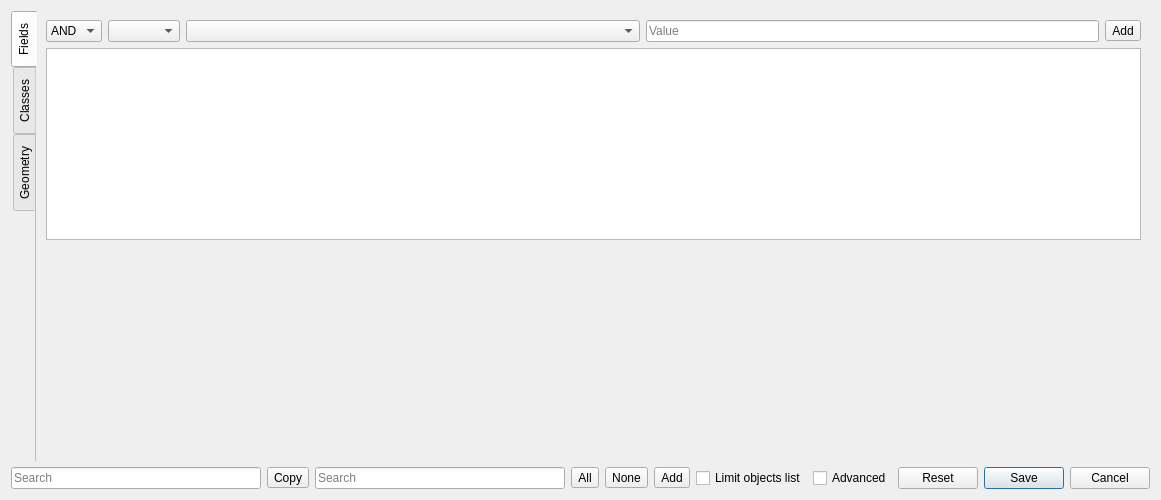
Qt form filterdialog.ui (Kuszki/EW-Database) before a commit.
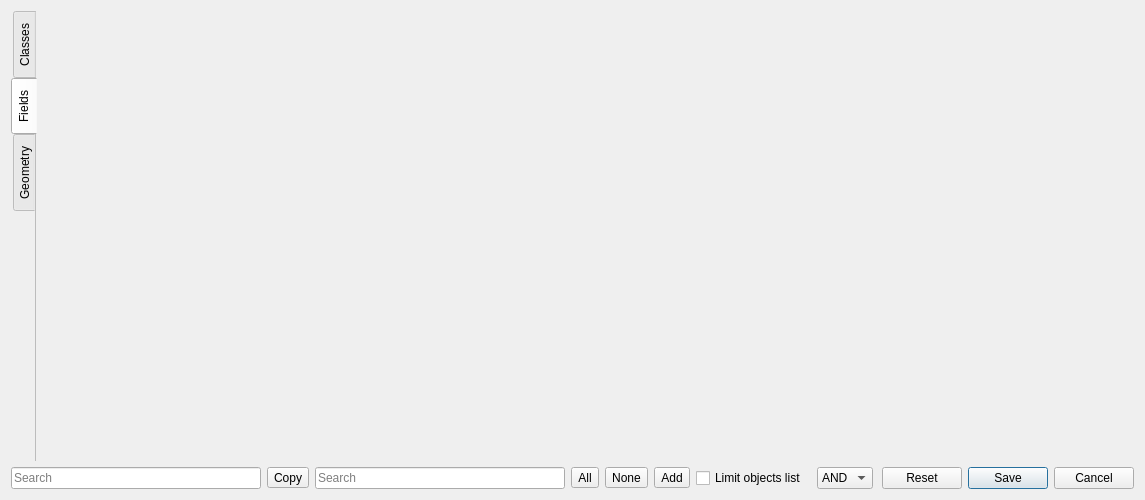
The same form after that commit. Icons and pictures are not drawn. Custom widgets are drawn as their Qt base class.

Patch:
```diff
--- a/filterdialog.ui
+++ b/filterdialog.ui
@@ -6,7 +6,7 @@
    <rect>
     <x>0</x>
     <y>0</y>
-    <width>1101</width>
+    <width>1145</width>
     <height>500</height>
    </rect>
   </property>
@@ -29,113 +29,6 @@
      <property name="documentMode">
       <bool>true</bool>
      </property>
-     <widget class="QWidget" name="simpleTab">
-      <attribute name="title">
-       <string>Fields</string>
-      </attribute>
-      <layout class="QGridLayout" name="fieldsLayout">
-       <item row="0" column="0">
-        <widget class="QWidget" name="specialWidget" native="true">
-         <layout class="QGridLayout" name="specialLayout">
-          <property name="leftMargin">
-           <number>0</number>
-          </property>
-          <property name="topMargin">
-           <number>0</number>
-          </property>
-          <property name="rightMargin">
-           <number>0</number>
-          </property>
-          <property name="bottomMargin">
-           <number>0</number>
-          </property>
-          <item row="0" column="0">
-           <layout class="QHBoxLayout" name="horizontalLayout">
-            <item>
-             <widget class="QComboBox" name="Action">
-              <item>
-               <property name="text">
-                <string notr="true">AND</string>
-               </property>
-              </item>
-              <item>
-               <property name="text">
-                <string notr="true">OR</string>
-               </property>
-              </item>
-             </widget>
-            </item>
-            <item>
-             <widget class="QComboBox" name="Field"/>
-            </item>
-            <item>
-             <widget class="QComboBox" name="Operator">
-              <property name="sizePolicy">
-               <sizepolicy hsizetype="Expanding" vsizetype="Fixed">
-                <horstretch>0</horstretch>
-                <verstretch>0</verstretch>
-               </sizepolicy>
-              </property>
-             </widget>
-            </item>
-            <item>
-             <widget class="QLineEdit" name="Value">
-              <property name="sizePolicy">
-               <sizepolicy hsizetype="Expanding" vsizetype="Fixed">
-                <horstretch>0</horstretch>
-                <verstretch>0</verstretch>
-               </sizepolicy>
-              </property>
-              <property name="placeholderText">
-               <string>Value</string>
-              </property>
-             </widget>
-            </item>
-            <item>
-             <widget class="QToolButton" name="addButton">
-              <property name="text">
-               <string>Add</string>
-              </property>
-              <property name="icon">
-               <iconset theme="list-add">
-                <normaloff>.</normaloff>.</iconset>
-              </property>
-             </widget>
-            </item>
-           </layout>
-          </item>
-          <item row="1" column="0">
-           <widget class="QueryEditor" name="Setup"/>
-          </item>
-         </layout>
-        </widget>
-       </item>
-       <item row="1" column="0">
-        <widget class="QScrollArea" name="simpleScrool">
-         <property name="frameShape">
-          <enum>QFrame::NoFrame</enum>
-         </property>
-         <property name="lineWidth">
-          <number>0</number>
-         </property>
-         <property name="widgetResizable">
-          <bool>true</bool>
-         </property>
-         <widget class="QWidget" name="simpleAreaWidgetContents">
-          <property name="geometry">
-           <rect>
-            <x>0</x>
-            <y>0</y>
-            <width>1040</width>
-            <height>204</height>
-           </rect>
-          </property>
-          <layout class="QVBoxLayout" name="simpleLayout"/>
-         </widget>
-        </widget>
-       </item>
-      </layout>
-     </widget>
      <widget class="QWidget" name="classTab">
       <attribute name="title">
        <string>Classes</string>
@@ -167,6 +60,37 @@
        </item>
       </layout>
      </widget>
+     <widget class="QWidget" name="simpleTab">
+      <attribute name="title">
+       <string>Fields</string>
+      </attribute>
+      <layout class="QGridLayout" name="fieldsLayout">
+       <item row="0" column="0">
+        <widget class="QScrollArea" name="simpleScrool">
+         <property name="frameShape">
+          <enum>QFrame::NoFrame</enum>
+         </property>
+         <property name="lineWidth">
+          <number>0</number>
+         </property>
+         <property name="widgetResizable">
+          <bool>true</bool>
+         </property>
+         <widget class="QWidget" name="simpleAreaWidgetContents">
+          <property name="geometry">
+           <rect>
+            <x>0</x>
+            <y>0</y>
+            <width>1077</width>
+            <height>428</height>
+           </rect>
+          </property>
+          <layout class="QVBoxLayout" name="simpleLayout"/>
+         </widget>
+        </widget>
+       </item>
+      </layout>
+     </widget>
      <widget class="QWidget" name="geometryTab">
       <attribute name="title">
        <string>Geometry</string>
@@ -311,10 +235,17 @@
       </spacer>
      </item>
      <item>
-      <widget class="QCheckBox" name="specialCheck">
-       <property name="text">
-        <string>Advanced</string>
-       </property>
+      <widget class="QComboBox" name="operatorBox">
+       <item>
+        <property name="text">
+         <string>AND</string>
+        </property>
+       </item>
+       <item>
+        <property name="text">
+         <string>OR</string>
+        </property>
+       </item>
       </widget>
      </item>
      <item>
@@ -350,13 +281,6 @@
    </item>
   </layout>
  </widget>
- <customwidgets>
-  <customwidget>
-   <class>QueryEditor</class>
-   <extends>QPlainTextEdit</extends>
-   <header>queryeditor.hpp</header>
-  </customwidget>
- </customwidgets>
  <tabstops>
   <tabstop>tabWidget</tabstop>
   <tabstop>simpleScrool</tabstop>
```
Left out of the diff: 58 changed lines with no effect on the pictures.
